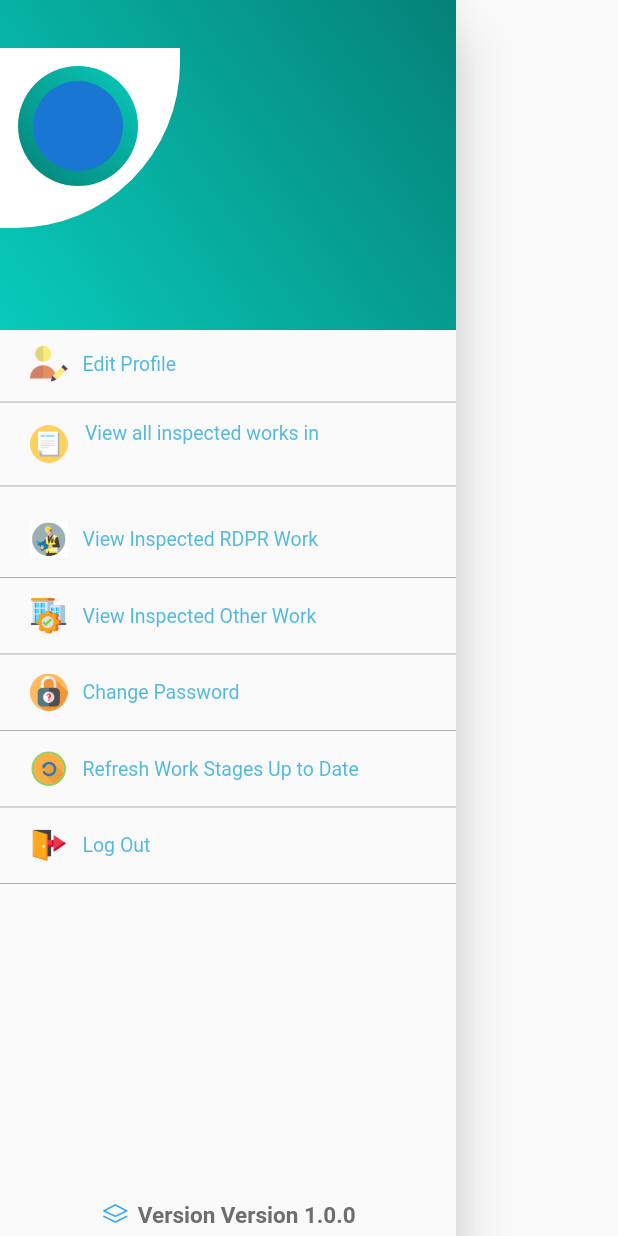
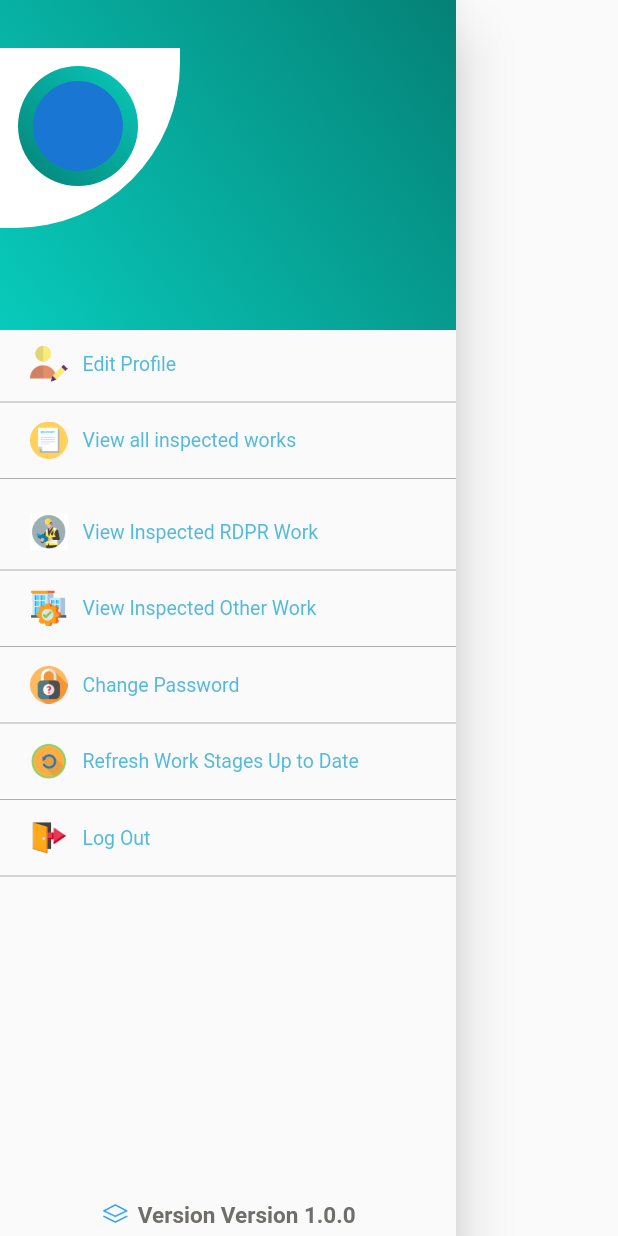
Before and after one commit to KaviAndroid/inspectionflutter, a Flutter app: the DrawerApp widget shown alone on an empty page, opened directly, on a phone screen of 412 x 824 dp. Run offline on Flutter 3.47's test engine with Material 2 defaults, Android fonts, the phone set to English and light mode, and no system bars; our stand-ins replace awesome_notifications, device_info, dropdown_button2, flutter_spinkit, flutter_staggered_animations, flutter_svg and 13 more; missing offline and left inert: android_intent, dart:ffi, dart_jsonwebtoken, encrypt, flutter_limited_checkbox, omni_datetime_picker and 2 more; accounts and stored records are empty.

Commit message:
Strings Changes

```diff
--- a/lib/Activity/ForgotPassword.dart
+++ b/lib/Activity/ForgotPassword.dart
@@ -171,11 +171,12 @@ class _ForgotPasswordState extends State<ForgotPassword> {
                               onPressed: () async {
                                 if (!mobile_number.text.isEmpty) {
                                   if (mobile_number.text.length != 10) {
-                                    utils.showToast(context,
+                                    utils.showAlert(context,
                                         s.mobile_number_must_be_of_10_digits);
                                   } else {
                                     if (await utils.isOnline()) {
                                       // print("Isforgotpassword"+widget.isForgotPassword);
+                                      if(utils.isNumberValid(mobile_number.text)){
                                         if (widget.isForgotPassword ==
                                             "forgot_password") {
                                           print("Isforgotpassword   " +
@@ -186,6 +187,7 @@ class _ForgotPasswordState extends State<ForgotPassword> {
                                           change_password_send_otpParams();
                                         } else {
                                           sendOtp(mobile_number.text.toString());
+                                        }
                                       }
                                     }
                                   }
--- a/lib/Activity/ViewSavedRDPRReport.dart
+++ b/lib/Activity/ViewSavedRDPRReport.dart
@@ -887,9 +887,7 @@ class _ViewSavedRDPRState extends State<ViewSavedRDPRReport> {
                                                                       FontWeight
                                                                           .normal,
                                                                   fontSize: 13,
-                                                                  color: townActive
-                                                                      ? c.white
-                                                                      : c.grey_6)),
+                                                                  color: c.white)),
                                                         ),
                                                         /*  Expanded(
                                                           flex: 1,
--- a/lib/Activity/WorkList.dart
+++ b/lib/Activity/WorkList.dart
@@ -1768,7 +1768,7 @@ class _WorkListState extends State<WorkList> {
                                                                                       flex: 1,
                                                                                       child: Text(
                                                                                         progressList[index][s.key_date].toString(),
-                                                                                        style: TextStyle(fontSize: 13, fontWeight: FontWeight.bold, color: c.grey_8),
+                                                                                        style: TextStyle(fontSize: 12, fontWeight: FontWeight.bold, color: c.grey_8),
                                                                                         overflow: TextOverflow.clip,
                                                                                         maxLines: 1,
                                                                                         softWrap: true,
--- a/lib/Activity/Work_detailed_ViewScreen.dart
+++ b/lib/Activity/Work_detailed_ViewScreen.dart
@@ -523,7 +523,7 @@ class Work_detailed_ViewScreenState extends State<Work_detailed_ViewScreen> {
                                                                     ),
                                                                     Expanded(
                                                                       flex: 1,
-                                                                      child: Text(widget.selectedATRWorkList[index][s.key_work_name],
+                                                                      child: Text(widget.selectedATRWorkList[index][s.key_work_name].toString(),
                                                                           style: TextStyle(
                                                                               color: c.black),
                                                                           maxLines: 4),
--- a/lib/Layout/DrawerApp.dart
+++ b/lib/Layout/DrawerApp.dart
@@ -333,12 +333,12 @@ class _DrawerAppState extends State<DrawerApp> {
                               width: 10,
                             ),
                             Text(
-                              "${s.over_all_inspection_report}\n$level_value",
+                             s.over_all_inspection_report,
                               style: TextStyle(
                                   fontWeight: FontWeight.normal,
                                   color: c.darkblue,
                                   fontSize: 13),
-                              textAlign: TextAlign.center,
+
                             ),
                           ]),
                     )),
--- a/lib/Resources/Strings.dart
+++ b/lib/Resources/Strings.dart
@@ -44,7 +44,7 @@ String inspection_status = "Inspection Status";
 String total_inspection_done_by_you = "Total inspection done by you";
 String edit_profile = "Edit Profile";
 String edit_profile_success = "Profile Updated Successfully!";
-String over_all_inspection_report = "View all inspected works in ";
+String over_all_inspection_report = "View all inspected works  ";
 String user_name_empty = "User Name is Empty";
 String password_empty = "User Password is Empty";
 String software_designed_and = "Software Designed & Developed By NIC";
```
Also changed, not shown: lib/Activity/ViewSavedATRReport.dart (+11 -11 lines). Lines whose indentation alone changed are shown as unchanged.
